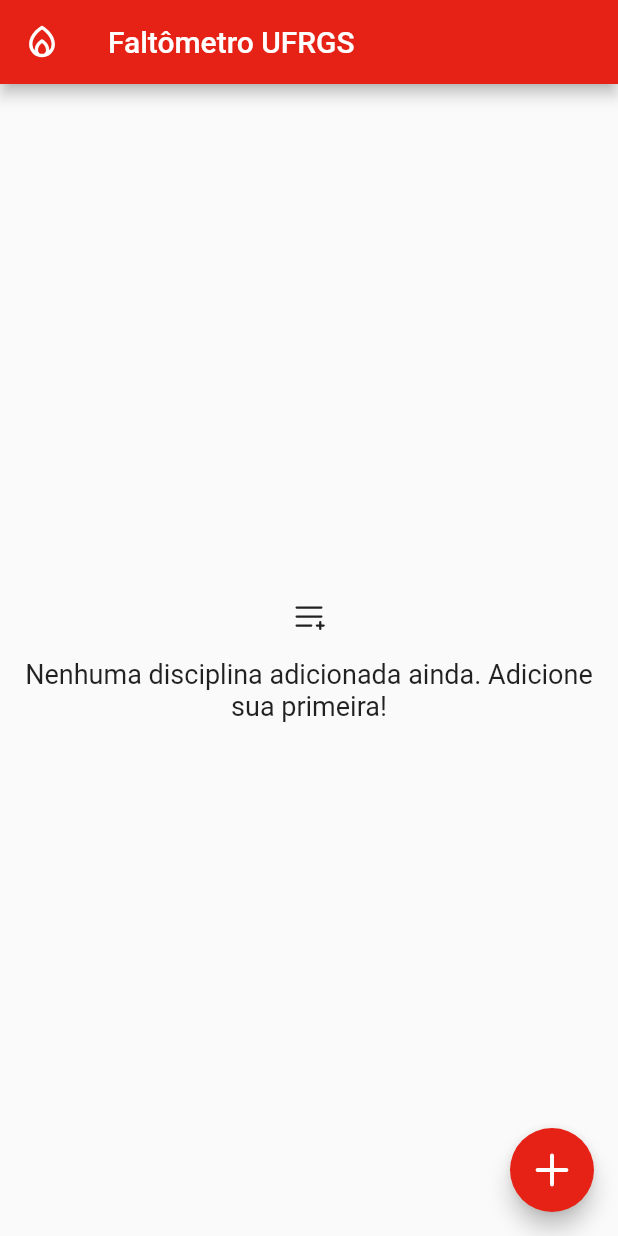
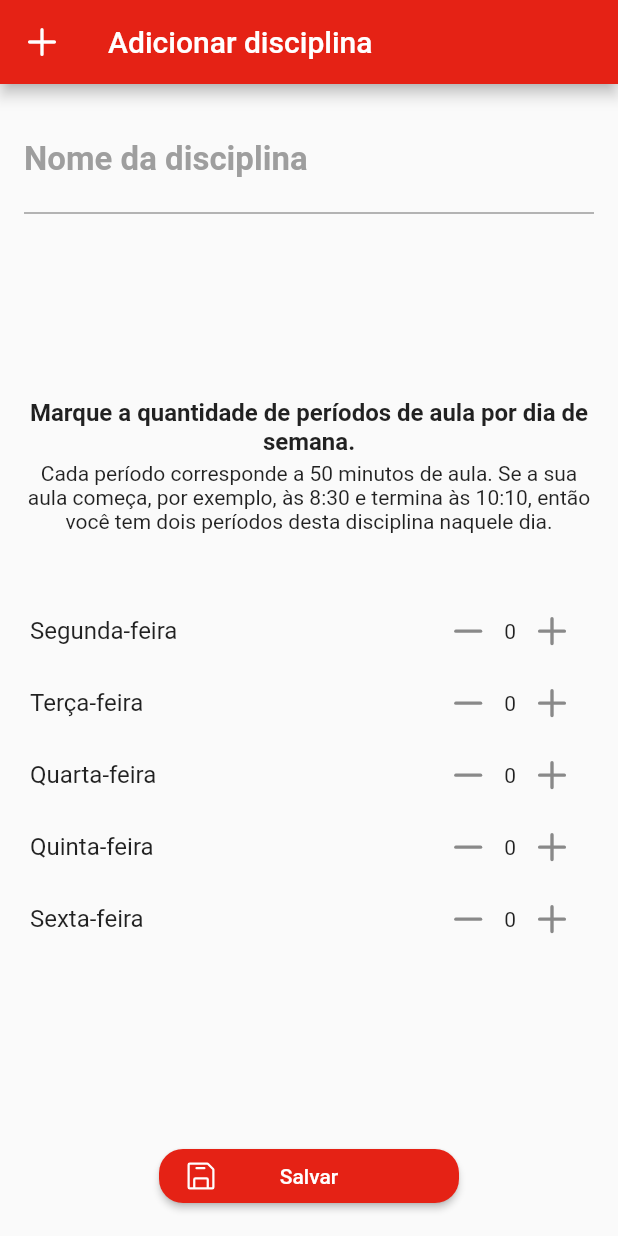
Before and after one commit to bernardolansing/faltometro_ufrgs, a Flutter app: the screen it shows after launch, after a tap on an icon or button, on a phone screen of 412 x 824 dp. Run offline on Flutter 3.47's test engine with Material 2 defaults, Android fonts, the phone set to English and light mode, and no system bars; our stand-ins replace phosphor_flutter.

Commit message:
new course screen design

```diff
--- a/lib/src/screens/homepage.dart
+++ b/lib/src/screens/homepage.dart
@@ -1,3 +1,4 @@
+import 'package:faltometro_ufrgs/src/screens/new_course.dart';
 import 'package:faltometro_ufrgs/src/storage.dart';
 import 'package:flutter/material.dart';
 import 'package:phosphor_flutter/phosphor_flutter.dart';
@@ -10,12 +11,14 @@ class Homepage extends StatefulWidget {
 }
 
 class _HomepageState extends State<Homepage> {
-
   @override
   void initState() {
     Storage.initialize();
     super.initState();
   }
+
+  Future<void> openNewCourseScreen() => Navigator.of(context)
+      .push(MaterialPageRoute(builder: (context) => const NewCourseScreen()));
 
   @override
   Widget build(BuildContext context) => Scaffold(
@@ -27,7 +30,7 @@ class _HomepageState extends State<Homepage> {
       child: buildEmptyList(),
     ),
     floatingActionButton: FloatingActionButton(
-      onPressed: () {},
+      onPressed: openNewCourseScreen,
       backgroundColor: Theme.of(context).colorScheme.primary,
       child: PhosphorIcon(PhosphorIcons.bold.plus, size: 28),
     ),
--- /dev/null
+++ b/lib/src/screens/new_course.dart
@@ -0,0 +1,135 @@
+import 'dart:math';
+import 'package:flutter/material.dart';
+import 'package:phosphor_flutter/phosphor_flutter.dart';
+
+class NewCourseScreen extends StatefulWidget {
+  const NewCourseScreen({super.key});
+
+  @override
+  State<NewCourseScreen> createState() => _NewCourseScreenState();
+}
+
+class _NewCourseScreenState extends State<NewCourseScreen> {
+  final _titleController = TextEditingController();
+  final _periodsPerWeek = [0, 0, 0, 0, 0];
+
+  void _increasePeriods(int index) => setState(() => _periodsPerWeek[index]++);
+
+  void _decreasePeriods(int index) => setState(() {
+    _periodsPerWeek[index] = max(_periodsPerWeek[index] - 1, 0);
+  });
+
+  @override
+  Widget build(BuildContext context) => Scaffold(
+      appBar: AppBar(
+          leading: PhosphorIcon(PhosphorIcons.bold.plus),
+          title: const Text('Adicionar disciplina')
+      ),
+      // A builder is necessary for us to know the height of the AppBar. We need
+      // to know this so we can avoid overflow when the keyboard pops up.
+      body: Builder(
+        builder: (context) => SingleChildScrollView(
+          padding: const EdgeInsets.all(_screenPadding),
+          child: SizedBox(
+            // This height must be exactly the height occupied by the child
+            // Column, that contains all the widgets of the screen. We evaluate
+            // it by taking all the screen height, subtracting the appBar and
+            // status bar heights and the upper and lower paddings. This will
+            // prevent the screen to be scrollable when there is enough space.
+            // When the keyboard is opened or the screen height is very low, the
+            // screen will turn scrollable, avoiding the vertical overflow.
+            height: MediaQuery.of(context).size.height -
+                (Scaffold.of(context).appBarMaxHeight ?? 0)
+                - 2 * _screenPadding,
+            child: Column(
+              children: [
+                TextField(
+                  controller: _titleController,
+                  style: TextStyle(
+                      fontSize: 22,
+                      fontWeight: FontWeight.bold,
+                      color: Theme.of(context).colorScheme.onSurface
+                  ),
+                  decoration: const InputDecoration(
+                      labelText: 'Nome da disciplina',
+                      labelStyle: TextStyle(color: Colors.grey)
+                  ),
+                ),
+
+                const Spacer(flex: 3),
+
+                const Text(
+                  'Marque a quantidade de períodos de aula por dia de semana.',
+                  style: TextStyle(fontWeight: FontWeight.bold, fontSize: 16),
+                  textAlign: TextAlign.center,
+                ),
+                const SizedBox(height: 4),
+                const Text(
+                    _periodsExplanationText,
+                    textAlign: TextAlign.center
+                ),
+
+                const Spacer(),
+
+                ...Iterable.generate(5, (index) => ListTile(
+                  title: Text(_weekdaysNames[index]),
+                  visualDensity: VisualDensity.compact,
+                  contentPadding: const EdgeInsets.symmetric(horizontal: 4),
+                  trailing: Row(
+                    mainAxisSize: MainAxisSize.min,
+                    children: [
+                      IconButton(
+                        onPressed: () => _decreasePeriods(index),
+                        icon: PhosphorIcon(PhosphorIcons.bold.minus),
+                        splashRadius: 28,
+                      ),
+                      Text(_periodsPerWeek[index].toString()),
+                      IconButton(
+                        onPressed: () => _increasePeriods(index),
+                        icon: PhosphorIcon(PhosphorIcons.bold.plus),
+                        splashRadius: 28,
+                      ),
+                    ],
+                  ),
+                )),
+
+                const Spacer(flex: 3),
+
+                SizedBox(
+                    width: 200,
+                    child: ElevatedButton(
+                      onPressed: () {},
+                      style: ButtonStyle(
+                          shape: MaterialStateProperty.all(_buttonBorder)
+                      ),
+                      child: Row(
+                        mainAxisAlignment: MainAxisAlignment.spaceBetween,
+                        children: [
+                          PhosphorIcon(PhosphorIcons.regular.floppyDisk),
+                          const Text('Salvar'),
+                          const Icon(Icons.save, color: Colors.transparent)
+                        ],
+                      ),
+                    )
+                )
+              ],
+            ),
+          ),
+        ),
+      )
+  );
+}
+
+const _screenPadding = 16.0;
+
+const _periodsExplanationText = 'Cada período corresponde a 50 minutos de '
+    'aula. Se a sua aula começa, por exemplo, às 8:30 e termina às 10:10, '
+    'então você tem dois períodos desta disciplina naquele dia.';
+
+const _weekdaysNames = [
+  'Segunda-feira', 'Terça-feira', 'Quarta-feira', 'Quinta-feira', 'Sexta-feira'
+];
+
+final _buttonBorder = RoundedRectangleBorder(
+    borderRadius: BorderRadius.circular(16)
+);
```
Lines whose indentation alone changed are shown as unchanged.
